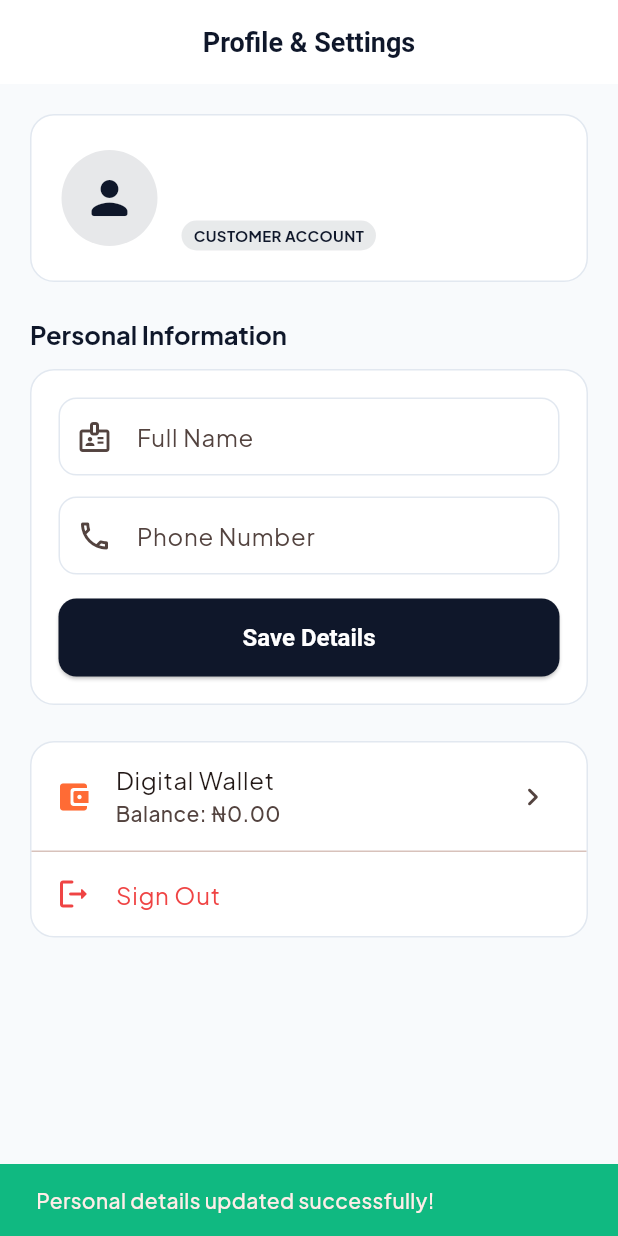
After one commit to Lekki369/e_hailer, a Flutter app: the ProfileScreen screen opened by its route, after a tap on "Save Details", on a phone screen of 412 x 824 dp. The commit adds this screen. Run offline on Flutter 3.47's test engine with Material 3 defaults, Android fonts, the phone set to English and light mode, and no system bars; our stand-ins replace cloud_firestore, equatable, firebase_auth, firebase_core, flutter_hooks, flutter_map and 9 more; accounts and stored records are empty.

Commit message:
feat(profile): implement profile management and fleet vehicle settings
- Created ProfileScreen with personal information editor and fleet vehicle category selector
- Added updateUserProfile in AuthRemoteService to sync name, phone, plate, model, and vehicleType
- Registered ProfileRoute in AuthRoutes and AppRoutes
- Added profile navigation shortcuts in CustomerHomeScreen and DriverDashboardScreen

```diff
--- a/lib/core/routing/app_routes.dart
+++ b/lib/core/routing/app_routes.dart
@@ -18,6 +18,9 @@ abstract class AppRoutes {
   // Authentication & Onboarding
   static const String loginName = AuthRoutes.loginName;
   static const String loginPath = AuthRoutes.loginPath;
+
+  static const String profileName = AuthRoutes.profileName;
+  static const String profilePath = AuthRoutes.profilePath;
 
   // Customer & Driver Dashboards
   static const String customerHomeName = DeliveryRoutes.customerHomeName;
--- a/lib/features/auth/infrastructure/auth_remote_service.dart
+++ b/lib/features/auth/infrastructure/auth_remote_service.dart
@@ -2,6 +2,7 @@ import 'package:cloud_firestore/cloud_firestore.dart';
 import 'package:firebase_auth/firebase_auth.dart';
 import '../../../../core/domain/failures/app_failure.dart';
 import '../../../../core/presentation/utils/fp_framework.dart';
+import '../../delivery/domain/value_objects/delivery_type.dart';
 import '../domain/user_entity.dart';
 
 class AuthRemoteService {
@@ -81,6 +82,36 @@ class AuthRemoteService {
     }
   }
 
+  /// Update user profile details and driver vehicle settings
+  Future<Either<AppFailure, Unit>> updateUserProfile({
+    required String uid,
+    String? fullName,
+    String? phone,
+    VehicleType? vehicleType,
+    String? vehiclePlateNumber,
+    String? vehicleModel,
+  }) async {
+    try {
+      final updateData = <String, dynamic>{};
+      if (fullName != null) updateData['fullName'] = fullName.trim();
+      if (phone != null) updateData['phone'] = phone.trim();
+      if (vehicleType != null) updateData['vehicleType'] = vehicleType.name;
+      if (vehiclePlateNumber != null) {
+        updateData['vehiclePlateNumber'] = vehiclePlateNumber.trim();
+      }
+      if (vehicleModel != null) {
+        updateData['vehicleModel'] = vehicleModel.trim();
+      }
+
+      if (updateData.isNotEmpty) {
+        await _usersRef.doc(uid).update(updateData);
+      }
+      return right(unit);
+    } catch (e) {
+      return left(ServerFailure(message: 'Failed to update profile: $e'));
+    }
+  }
+
   /// Sign out
   Future<void> signOut() async {
     await _firebaseAuth.signOut();
--- a/lib/features/auth/presentation/routes/auth_routes.dart
+++ b/lib/features/auth/presentation/routes/auth_routes.dart
@@ -1,6 +1,7 @@
 import 'package:go_router/go_router.dart';
 
 import '../screens/login_screen.dart';
+import '../screens/profile_screen.dart';
 
 /// Screen-level route definition for Login
 abstract class LoginRoute {
@@ -15,15 +16,33 @@ abstract class LoginRoute {
       );
 }
 
-/// Feature-level route bundle for Authentication
+/// Screen-level route definition for User Profile & Settings
+abstract class ProfileRoute {
+  static const String path = '/profile';
+  static const String name = 'profile';
+
+  /// GoRoute definition for ProfileScreen
+  static GoRoute get route => GoRoute(
+        path: path,
+        name: name,
+        builder: (context, state) => const ProfileScreen(),
+      );
+}
+
+/// Feature-level route bundle for Authentication & Profiles
 abstract class AuthRoutes {
   static const String loginPath = LoginRoute.path;
   static const String loginName = LoginRoute.name;
 
+  static const String profilePath = ProfileRoute.path;
+  static const String profileName = ProfileRoute.name;
+
   static GoRoute get loginRoute => LoginRoute.route;
+  static GoRoute get profileRoute => ProfileRoute.route;
 
   /// All GoRoutes registered by the Auth feature
   static List<GoRoute> get routes => [
         LoginRoute.route,
+        ProfileRoute.route,
       ];
 }
--- /dev/null
+++ b/lib/features/auth/presentation/screens/profile_screen.dart
@@ -0,0 +1,451 @@
+import 'package:flutter/material.dart';
+import 'package:flutter_hooks/flutter_hooks.dart';
+import 'package:go_router/go_router.dart';
+import 'package:hooks_riverpod/hooks_riverpod.dart';
+
+import '../../../../core/presentation/styles/app_colors.dart';
+import '../../../../core/routing/app_routes.dart';
+import '../../../delivery/domain/value_objects/delivery_type.dart';
+import '../providers/auth_providers.dart';
+
+class ProfileScreen extends HookConsumerWidget {
+  const ProfileScreen({super.key});
+
+  @override
+  Widget build(BuildContext context, WidgetRef ref) {
+    final userProfileAsync = ref.watch(currentUserProfileProvider);
+    final user = userProfileAsync.value;
+
+    final isDriver = user?.role.name == 'driver';
+
+    final nameController = useTextEditingController(text: user?.fullName ?? '');
+    final phoneController = useTextEditingController(text: user?.phone ?? '');
+    final plateController =
+        useTextEditingController(text: user?.vehiclePlateNumber ?? '');
+    final modelController =
+        useTextEditingController(text: user?.vehicleModel ?? '');
+
+    final selectedVehicle = useState<VehicleType>(
+      user?.vehicleType ?? VehicleType.bike,
+    );
+    final isSaving = useState(false);
+
+    useEffect(() {
+      if (user != null) {
+        nameController.text = user.fullName;
+        phoneController.text = user.phone;
+        plateController.text = user.vehiclePlateNumber ?? '';
+        modelController.text = user.vehicleModel ?? '';
+        selectedVehicle.value = user.vehicleType ?? VehicleType.bike;
+      }
+      return null;
+    }, [user?.uid]);
+
+    return Scaffold(
+      appBar: AppBar(
+        title: const Text('Profile & Settings'),
+      ),
+      body: user == null
+          ? const Center(child: CircularProgressIndicator())
+          : SingleChildScrollView(
+              padding: const EdgeInsets.all(20),
+              child: Column(
+                crossAxisAlignment: CrossAxisAlignment.stretch,
+                children: [
+                  // 1. Profile Avatar & Role Header
+                  Container(
+                    padding: const EdgeInsets.all(20),
+                    decoration: BoxDecoration(
+                      color: Colors.white,
+                      borderRadius: BorderRadius.circular(16),
+                      border: Border.all(color: AppColors.divider),
+                    ),
+                    child: Row(
+                      children: [
+                        CircleAvatar(
+                          radius: 32,
+                          backgroundColor:
+                              AppColors.primary.withValues(alpha: 0.1),
+                          child: Icon(
+                            isDriver
+                                ? Icons.two_wheeler_rounded
+                                : Icons.person_rounded,
+                            size: 36,
+                            color: AppColors.primary,
+                          ),
+                        ),
+                        const SizedBox(width: 16),
+                        Expanded(
+                          child: Column(
+                            crossAxisAlignment: CrossAxisAlignment.start,
+                            children: [
+                              Text(
+                                user.fullName,
+                                style: const TextStyle(
+                                  fontSize: 18,
+                                  fontWeight: FontWeight.bold,
+                                ),
+                              ),
+                              const SizedBox(height: 2),
+                              Text(
+                                user.email,
+                                style: const TextStyle(
+                                  fontSize: 12,
+                                  color: AppColors.textSecondary,
+                                ),
+                              ),
+                              const SizedBox(height: 6),
+                              Container(
+                                padding: const EdgeInsets.symmetric(
+                                    horizontal: 8, vertical: 3),
+                                decoration: BoxDecoration(
+                                  color: isDriver
+                                      ? AppColors.secondary.withValues(alpha: 0.15)
+                                      : AppColors.primaryLight
+                                          .withValues(alpha: 0.1),
+                                  borderRadius: BorderRadius.circular(10),
+                                ),
+                                child: Text(
+                                  isDriver ? 'FLEET DRIVER' : 'CUSTOMER ACCOUNT',
+                                  style: TextStyle(
+                                    fontSize: 10,
+                                    fontWeight: FontWeight.bold,
+                                    color: isDriver
+                                        ? AppColors.secondary
+                                        : AppColors.primary,
+                                  ),
+                                ),
+                              ),
+                            ],
+                          ),
+                        ),
+                      ],
+                    ),
+                  ),
+                  const SizedBox(height: 24),
+
+                  // 2. Personal Information Card
+                  Text(
+                    'Personal Information',
+                    style: Theme.of(context).textTheme.titleLarge?.copyWith(
+                          fontSize: 17,
+                        ),
+                  ),
+                  const SizedBox(height: 12),
+
+                  Container(
+                    padding: const EdgeInsets.all(18),
+                    decoration: BoxDecoration(
+                      color: Colors.white,
+                      borderRadius: BorderRadius.circular(16),
+                      border: Border.all(color: AppColors.divider),
+                    ),
+                    child: Column(
+                      children: [
+                        TextField(
+                          controller: nameController,
+                          decoration: const InputDecoration(
+                            labelText: 'Full Name',
+                            prefixIcon: Icon(Icons.badge_outlined),
+                            border: OutlineInputBorder(),
+                          ),
+                        ),
+                        const SizedBox(height: 14),
+                        TextField(
+                          controller: phoneController,
+                          keyboardType: TextInputType.phone,
+                          decoration: const InputDecoration(
+                            labelText: 'Phone Number',
+                            prefixIcon: Icon(Icons.phone_outlined),
+                            border: OutlineInputBorder(),
+                          ),
+                        ),
+                        const SizedBox(height: 16),
+                        SizedBox(
+                          width: double.infinity,
+                          child: ElevatedButton(
+                            style: ElevatedButton.styleFrom(
+                              backgroundColor: AppColors.primary,
+                              padding: const EdgeInsets.symmetric(vertical: 14),
+                            ),
+                            onPressed: isSaving.value
+                                ? null
+                                : () async {
+                                    isSaving.value = true;
+                                    final res = await ref
+                                        .read(authRemoteServiceProvider)
+                                        .updateUserProfile(
+                                          uid: user.uid,
+                                          fullName: nameController.text.trim(),
+                                          phone: phoneController.text.trim(),
+                                        );
+                                    isSaving.value = false;
+
+                                    res.fold(
+                                      (failure) => ScaffoldMessenger.of(context)
+                                          .showSnackBar(
+                                        SnackBar(
+                                            content: Text(failure.message)),
+                                      ),
+                                      (_) => ScaffoldMessenger.of(context)
+                                          .showSnackBar(
+                                        const SnackBar(
+                                          backgroundColor: AppColors.success,
+                                          content: Text(
+                                              'Personal details updated successfully!'),
+                                        ),
+                                      ),
+                                    );
+                                  },
+                            child: isSaving.value
+                                ? const SizedBox(
+                                    width: 18,
+                                    height: 18,
+                                    child: CircularProgressIndicator(
+                                        strokeWidth: 2, color: Colors.white),
+                                  )
+                                : const Text('Save Details'),
+                          ),
+                        ),
+                      ],
+                    ),
+                  ),
+                  const SizedBox(height: 24),
+
+                  // 3. Driver Vehicle Settings (If Driver)
+                  if (isDriver) ...[
+                    Text(
+                      'Vehicle Settings & Fleet Category',
+                      style: Theme.of(context).textTheme.titleLarge?.copyWith(
+                            fontSize: 17,
+                          ),
+                    ),
+                    const SizedBox(height: 6),
+                    const Text(
+                      'Select the vehicle category you operate to receive matching delivery requests.',
+                      style: TextStyle(
+                          fontSize: 12, color: AppColors.textSecondary),
+                    ),
+                    const SizedBox(height: 12),
+
+                    Container(
+                      padding: const EdgeInsets.all(18),
+                      decoration: BoxDecoration(
+                        color: Colors.white,
+                        borderRadius: BorderRadius.circular(16),
+                        border: Border.all(color: AppColors.divider),
+                      ),
+                      child: Column(
+                        crossAxisAlignment: CrossAxisAlignment.start,
+                        children: [
+                          // Vehicle Category Selector
+                          Row(
+                            children: VehicleType.values.map((v) {
+                              final isSelected = selectedVehicle.value == v;
+                              return Expanded(
+                                child: GestureDetector(
+                                  onTap: () => selectedVehicle.value = v,
+                                  child: Container(
+                                    margin: const EdgeInsets.symmetric(
+                                        horizontal: 4),
+                                    padding: const EdgeInsets.symmetric(
+                                        vertical: 12),
+                                    decoration: BoxDecoration(
+                                      color: isSelected
+                                          ? AppColors.secondary
+                                          : AppColors.background,
+                                      borderRadius: BorderRadius.circular(10),
+                                      border: Border.all(
+                                        color: isSelected
+                                            ? AppColors.secondary
+                                            : AppColors.divider,
+                                      ),
+                                    ),
+                                    child: Column(
+                                      children: [
+                                        Icon(
+                                          v == VehicleType.bike
+                                              ? Icons.two_wheeler
+                                              : v == VehicleType.car
+                                                  ? Icons.directions_car
+                                                  : Icons.local_shipping,
+                                          color: isSelected
+                                              ? Colors.white
+                                              : AppColors.textPrimary,
+                                          size: 22,
+                                        ),
+                                        const SizedBox(height: 4),
+                                        Text(
+                                          v.name.toUpperCase(),
+                                          style: TextStyle(
+                                            fontSize: 10,
+                                            fontWeight: FontWeight.bold,
+                                            color: isSelected
+                                                ? Colors.white
+                                                : AppColors.textPrimary,
+                                          ),
+                                        ),
+                                        Text(
+                                          '${v.rateMultiplier}x',
+                                          style: TextStyle(
+                                            fontSize: 9,
+                                            color: isSelected
+                                                ? Colors.white70
+                                                : AppColors.textMuted,
+                                          ),
+                                        ),
+                                      ],
+                                    ),
+                                  ),
+                                ),
+                              );
+                            }).toList(),
+                          ),
+                          const SizedBox(height: 16),
+
+                          TextField(
+                            controller: plateController,
+                            textCapitalization: TextCapitalization.characters,
+                            decoration: const InputDecoration(
+                              labelText: 'Plate Number (e.g. LAG-421XY)',
+                              prefixIcon:
+                                  Icon(Icons.confirmation_number_outlined),
+                              border: OutlineInputBorder(),
+                            ),
+                          ),
+                          const SizedBox(height: 14),
+
+                          TextField(
+                            controller: modelController,
+                            decoration: const InputDecoration(
+                              labelText:
+                                  'Make & Model (e.g. Bajaj Boxer 150)',
+                              prefixIcon: Icon(Icons.directions_car_outlined),
+                              border: OutlineInputBorder(),
+                            ),
+                          ),
+                          const SizedBox(height: 16),
+
+                          SizedBox(
+                            width: double.infinity,
+                            child: ElevatedButton(
+                              style: ElevatedButton.styleFrom(
+                                backgroundColor: AppColors.secondary,
+                                padding:
+                                    const EdgeInsets.symmetric(vertical: 14),
+                              ),
+                              onPressed: isSaving.value
+                                  ? null
+                                  : () async {
+                                      isSaving.value = true;
+                                      final res = await ref
+                                          .read(authRemoteServiceProvider)
+                                          .updateUserProfile(
+                                            uid: user.uid,
+                                            vehicleType: selectedVehicle.value,
+                                            vehiclePlateNumber:
+                                                plateController.text.trim(),
+                                            vehicleModel:
+                                                modelController.text.trim(),
+                                          );
+                                      isSaving.value = false;
+
+                                      res.fold(
+                                        (f) => ScaffoldMessenger.of(context)
+                                            .showSnackBar(
+                                          SnackBar(content: Text(f.message)),
+                                        ),
+                                        (_) => ScaffoldMessenger.of(context)
+                                            .showSnackBar(
+                                          const SnackBar(
+                                            backgroundColor: AppColors.success,
+                                            content: Text(
+                                                'Vehicle settings updated successfully!'),
+                                          ),
+                                        ),
+                                      );
+                                    },
+                              child: isSaving.value
+                                  ? const SizedBox(
+                                      width: 18,
+                                      height: 18,
+                                      child: CircularProgressIndicator(
+                                          strokeWidth: 2,
+                                          color: Colors.white),
+                                    )
+                                  : const Text('Update Vehicle Settings'),
+                            ),
+                          ),
+                        ],
+                      ),
+                    ),
+                    const SizedBox(height: 24),
+                  ],
+
+                  // 4. Quick Account Actions
+                  Container(
+                    decoration: BoxDecoration(
+                      color: Colors.white,
+                      borderRadius: BorderRadius.circular(16),
+                      border: Border.all(color: AppColors.divider),
+                    ),
+                    child: Column(
+                      children: [
+                        ListTile(
+                          leading: const Icon(
+                            Icons.account_balance_wallet_rounded,
+                            color: AppColors.secondary,
+                          ),
+                          title: const Text('Digital Wallet'),
+                          subtitle: Text(
+                              'Balance: ₦${user.walletBalance.toStringAsFixed(2)}'),
+                          trailing: const Icon(Icons.chevron_right_rounded),
+                          onTap: () => context.push(WalletRoute.path),
+                        ),
+                        const Divider(height: 1),
+                        ListTile(
+                          leading: const Icon(
+                            Icons.logout_rounded,
+                            color: AppColors.error,
+                          ),
+                          title: const Text(
+                            'Sign Out',
+                            style: TextStyle(color: AppColors.error),
+                          ),
+                          onTap: () {
+                            showDialog(
+                              context: context,
+                              builder: (ctx) => AlertDialog(
+                                title: const Text('Sign Out'),
+                                content: const Text(
+                                    'Are you sure you want to sign out of e-Hailer?'),
+                                actions: [
+                                  TextButton(
+                                    onPressed: () => Navigator.pop(ctx),
+                                    child: const Text('Cancel'),
+                                  ),
+                                  ElevatedButton(
+                                    style: ElevatedButton.styleFrom(
+                                        backgroundColor: AppColors.error),
+                                    onPressed: () {
+                                      Navigator.pop(ctx);
+                                      ref
+                                          .read(authRemoteServiceProvider)
+                                          .signOut();
+                                    },
+                                    child: const Text('Sign Out'),
+                                  ),
+                                ],
+                              ),
+                            );
+                          },
+                        ),
+                      ],
+                    ),
+                  ),
+                ],
+              ),
+            ),
+    );
+  }
+}
--- a/lib/features/delivery/presentation/screens/customer_home_screen.dart
+++ b/lib/features/delivery/presentation/screens/customer_home_screen.dart
@@ -51,6 +51,11 @@ class CustomerHomeScreen extends HookConsumerWidget {
             icon: const Icon(Icons.account_balance_wallet_rounded),
             tooltip: 'Digital Wallet',
             onPressed: () => context.push(WalletRoute.path),
+          ),
+          IconButton(
+            icon: const Icon(Icons.person_outline_rounded),
+            tooltip: 'Profile & Settings',
+            onPressed: () => context.push(ProfileRoute.path),
           ),
           IconButton(
             icon: const Icon(Icons.logout_rounded),
--- a/lib/features/delivery/presentation/screens/driver_dashboard_screen.dart
+++ b/lib/features/delivery/presentation/screens/driver_dashboard_screen.dart
@@ -27,6 +27,11 @@ class DriverDashboardScreen extends ConsumerWidget {
             icon: const Icon(Icons.account_balance_wallet_rounded),
             tooltip: 'Digital Wallet',
             onPressed: () => context.push(WalletRoute.path),
+          ),
+          IconButton(
+            icon: const Icon(Icons.person_outline_rounded),
+            tooltip: 'Profile & Settings',
+            onPressed: () => context.push(ProfileRoute.path),
           ),
           IconButton(
             icon: const Icon(Icons.logout_rounded),
```
